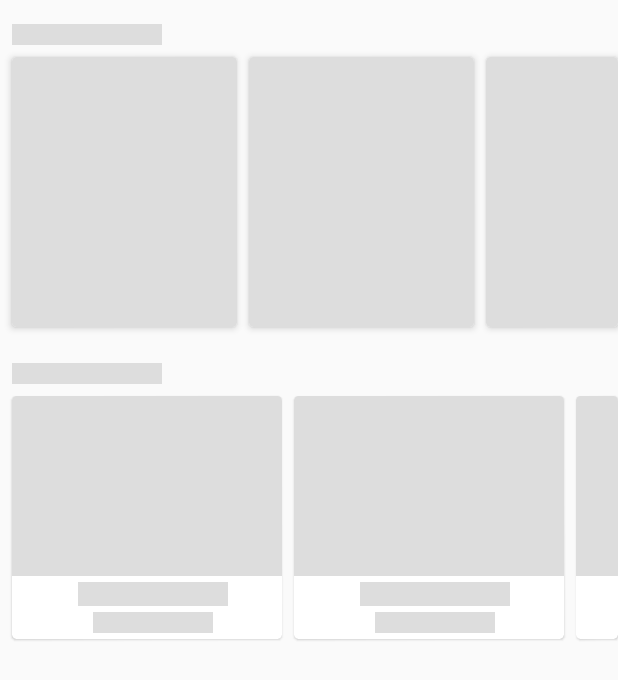
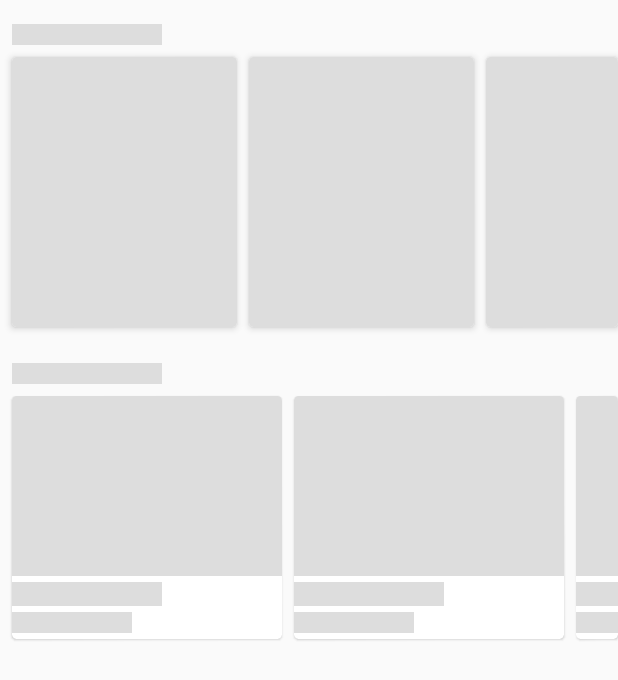
Before and after one commit to zuludin04/MyTravel, an Android app: the layout item_explore_placeholder.xml on its own in the app's theme, with its tools: preview values and no code run, on a phone screen of 412 x 824 dp. Shown: the top 680 px of the screen. Run offline under Robolectric (Android 15) with nearby library versions, the phone set to English and light mode, and no system bars.

```diff
--- a/app/src/main/res/layout/item_explore_place.xml
+++ b/app/src/main/res/layout/item_explore_place.xml
@@ -29,10 +29,8 @@
                 android:layout_height="wrap_content"
                 app:layout_constraintStart_toStartOf="parent"
                 app:layout_constraintTop_toBottomOf="@+id/explore_image"
-                app:layout_constraintEnd_toEndOf="parent"
                 android:id="@+id/explore_name"
                 tools:text="Explore"
-                android:textSize="16sp"
                 android:layout_marginTop="4dp"
                 android:layout_marginStart="8dp"
                 android:textColor="#DE000000"/>
@@ -42,8 +40,8 @@
                 android:layout_height="wrap_content"
                 app:layout_constraintTop_toBottomOf="@+id/explore_name"
                 app:layout_constraintStart_toStartOf="parent"
-                app:layout_constraintEnd_toEndOf="parent"
                 tools:text="Category"
+                android:textSize="12sp"
                 android:layout_marginStart="8dp"
                 android:layout_marginBottom="4dp"
                 app:layout_constraintBottom_toBottomOf="parent"
--- a/app/src/main/res/layout/item_explore_placeholder.xml
+++ b/app/src/main/res/layout/item_explore_placeholder.xml
@@ -151,18 +151,14 @@
                         android:background="@color/placeholder_bg"
                         app:layout_constraintStart_toStartOf="parent"
                         app:layout_constraintTop_toBottomOf="@+id/placeholder_image_1"
-                        app:layout_constraintEnd_toEndOf="parent"
                         android:id="@+id/placeholder_name_1"
-                        android:layout_marginTop="4dp"
-                        android:layout_marginStart="8dp"/>
+                        android:layout_marginTop="4dp"/>
 
                 <View
                         android:layout_width="80dp"
                         android:layout_height="14dp"
                         app:layout_constraintTop_toBottomOf="@+id/placeholder_name_1"
                         app:layout_constraintStart_toStartOf="parent"
-                        app:layout_constraintEnd_toEndOf="parent"
-                        android:layout_marginStart="8dp"
                         android:layout_marginTop="4dp"
                         android:background="@color/placeholder_bg"
                         android:layout_marginBottom="4dp"
@@ -202,18 +198,14 @@
                         android:background="@color/placeholder_bg"
                         app:layout_constraintStart_toStartOf="parent"
                         app:layout_constraintTop_toBottomOf="@+id/placeholder_image_2"
-                        app:layout_constraintEnd_toEndOf="parent"
                         android:id="@+id/placeholder_name_2"
-                        android:layout_marginTop="4dp"
-                        android:layout_marginStart="8dp"/>
+                        android:layout_marginTop="4dp"/>
 
                 <View
                         android:layout_width="80dp"
                         android:layout_height="14dp"
                         app:layout_constraintTop_toBottomOf="@+id/placeholder_name_2"
                         app:layout_constraintStart_toStartOf="parent"
-                        app:layout_constraintEnd_toEndOf="parent"
-                        android:layout_marginStart="8dp"
                         android:layout_marginTop="4dp"
                         android:background="@color/placeholder_bg"
                         android:layout_marginBottom="4dp"
@@ -253,18 +245,14 @@
                         android:background="@color/placeholder_bg"
                         app:layout_constraintStart_toStartOf="parent"
                         app:layout_constraintTop_toBottomOf="@+id/placeholder_image"
-                        app:layout_constraintEnd_toEndOf="parent"
                         android:id="@+id/placeholder_name"
-                        android:layout_marginTop="4dp"
-                        android:layout_marginStart="8dp"/>
+                        android:layout_marginTop="4dp"/>
 
                 <View
                         android:layout_width="80dp"
                         android:layout_height="14dp"
                         app:layout_constraintTop_toBottomOf="@+id/placeholder_name"
                         app:layout_constraintStart_toStartOf="parent"
-                        app:layout_constraintEnd_toEndOf="parent"
-                        android:layout_marginStart="8dp"
                         android:layout_marginTop="4dp"
                         android:background="@color/placeholder_bg"
                         android:layout_marginBottom="4dp"
```
Also changed, not shown: app/src/main/assets/rental.json (+12 -0 lines).
